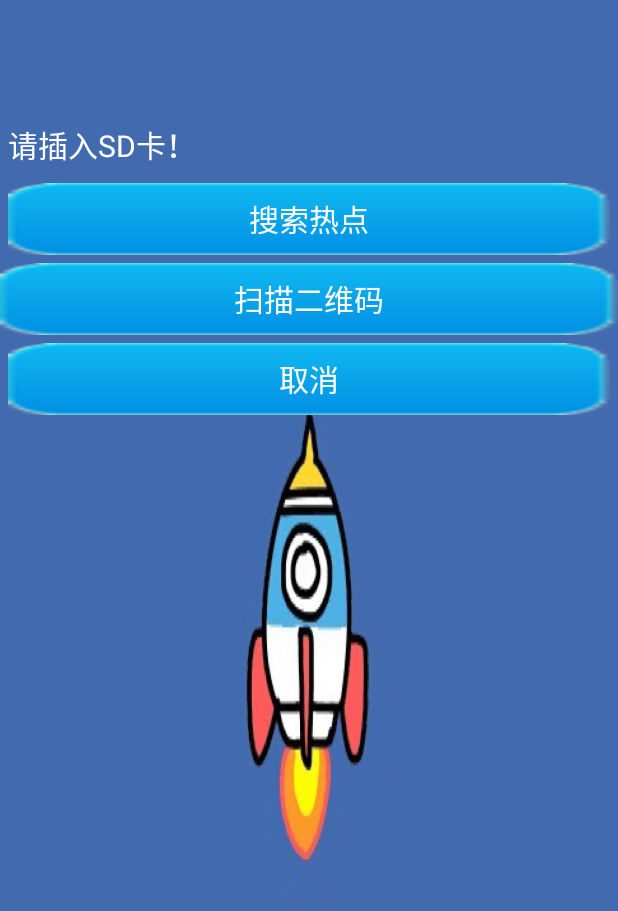
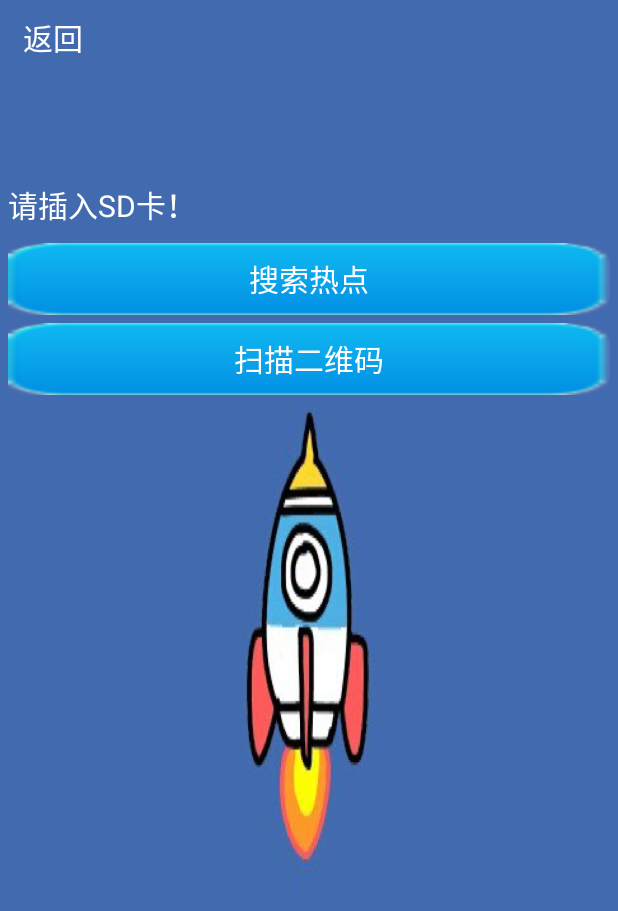
Before and after one commit to LSL-Git/WiFiDevelopment, an Android app: the screen it shows after launch (AcceptActivity), after a tap on "我要接收", on a phone screen of 412 x 824 dp. Shown: the top 911 px of the screen. Run offline under Robolectric (Android 15) with nearby library versions, the phone set to English and light mode, and no system bars.

Commit message:
初步应用二维码代码，以及一些流程改善

```diff
--- a/src/main/java/lsl/com/getphoneiptest/activity/MainActivity.java
+++ b/src/main/java/lsl/com/getphoneiptest/activity/MainActivity.java
@@ -23,6 +23,7 @@ import java.util.List;
 
 import lsl.com.getphoneiptest.R;
 import lsl.com.getphoneiptest.tool.MySharepreferences;
+import lsl.com.getphoneiptest.utils.WifiUtil;
 
 /** 选择操作
  * Created by M1308_000 on 2016/9/18.
@@ -35,7 +36,6 @@ public class MainActivity extends Activity implements View.OnClickListener {
     private boolean flag = false;
     private WifiManager wifiManager;
     private String isOk;
-    private boolean file_isExist = false;
     private List<ScanResult> wifiList;
     private List<String> passableHotsPot;
     private WifiReceiver wifiReceiver;
@@ -95,9 +95,10 @@ public class MainActivity extends Activity implements View.OnClickListener {
 
                 break;
             case R.id.but_sel_accept:
+                WifiUtil wifiUtil = new WifiUtil(MainActivity.this);
                 Intent intent1 = new Intent(this, AcceptActivity.class);
+                wifiUtil.OpenWifi();
                 startActivity(intent1);
-                wifiManager.startScan();
                 break;
             case R.id.but_exit:
                 finish();
--- a/src/main/java/lsl/com/getphoneiptest/activity/SendActivity.java
+++ b/src/main/java/lsl/com/getphoneiptest/activity/SendActivity.java
@@ -175,7 +175,7 @@ public class SendActivity extends AppCompatActivity implements View.OnClickListe
                     }
                     adapter = new ArrayAdapter<>(SendActivity.this, android.R.layout.simple_list_item_1, isconnectIPList);
                     lv_ipList.setAdapter(adapter);
-                    Log.e("SendActivity", ">>>>>>>>>");
+//                    Log.e("SendActivity", ">>>>>>>>>");
                     Toast.makeText(SendActivity.this, "正在扫描...", 0).show();
                     break;
             }
--- a/src/main/java/lsl/com/getphoneiptest/utils/WifiUtil.java
+++ b/src/main/java/lsl/com/getphoneiptest/utils/WifiUtil.java
@@ -42,6 +42,10 @@ public class WifiUtil {
             wifiManager.setWifiEnabled(false);
         }
         return wifiManager.isWifiEnabled();
+    }
+    // 断开当前连接
+    public boolean OffConnected() {
+        return wifiManager.disconnect();
     }
 
     // 开始扫描WiFi
--- a/src/main/res/layout/activity_accept.xml
+++ b/src/main/res/layout/activity_accept.xml
@@ -3,6 +3,16 @@
     android:orientation="vertical" android:layout_width="match_parent"
     android:layout_height="match_parent"
     android:background="@mipmap/bg">
+
+    <TextView
+        android:layout_marginTop="10dp"
+        android:id="@+id/but_cancel1"
+        android:text="返回"
+        android:layout_marginLeft="15dp"
+        android:textColor="@color/colorW"
+        android:textSize="20sp"
+        android:layout_width="wrap_content"
+        android:layout_height="wrap_content" />
 
     <TextView
         android:layout_margin="5dp"
@@ -40,6 +50,8 @@
         android:text="@string/but_s_hostpot"/>
 
     <Button
+        android:layout_marginLeft="5dp"
+        android:layout_marginRight="5dp"
         android:layout_marginBottom="5dp"
         android:id="@+id/but_scan"
         android:textSize="20sp"
@@ -49,16 +61,6 @@
         android:layout_height="wrap_content"
         android:text="扫描二维码"/>
 
-    <Button
-        android:textSize="20sp"
-        android:layout_marginLeft="5dp"
-        android:layout_marginRight="5dp"
-        android:id="@+id/but_cancel1"
-        android:textColor="@color/colorW"
-        android:layout_width="match_parent"
-        android:background="@drawable/but_bg_color"
-        android:layout_height="wrap_content"
-        android:text="@string/cancel"/>
 
     <ListView
         android:id="@+id/lv_hostpot"
--- a/src/main/res/layout/activity_send.xml
+++ b/src/main/res/layout/activity_send.xml
@@ -31,7 +31,7 @@
         android:background="@drawable/but_bg_color"
         android:layout_width="match_parent"
         android:layout_height="wrap_content"
-        android:text="生成二维码"/>
+        android:text="@string/send_for_qr"/>
 
     <Button
         android:id="@+id/but_send"
--- a/src/main/res/values/strings.xml
+++ b/src/main/res/values/strings.xml
@@ -13,4 +13,5 @@
     <string name="w_accept">正等待接收...</string>
     <string name="setting">设置</string>
     <string name="save_set">保存设置</string>
+    <string name="send_for_qr">二维码发送</string>
 </resources>
```
Also changed, not shown: src/main/java/lsl/com/getphoneiptest/activity/AcceptActivity.java (+13 -6 lines), src/main/java/lsl/com/getphoneiptest/activity/QRcodeActivity.java (+78 -8 lines), src/main/java/lsl/com/getphoneiptest/tool/SendRunnable.java (+56 -1 lines), 1 other file.
